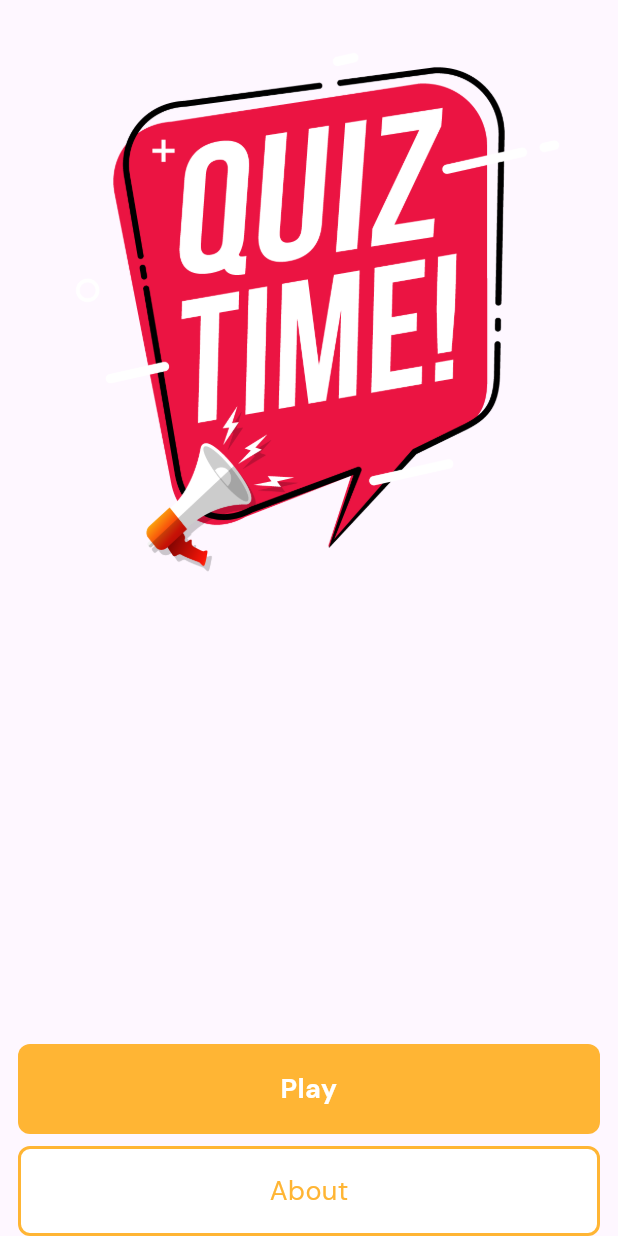
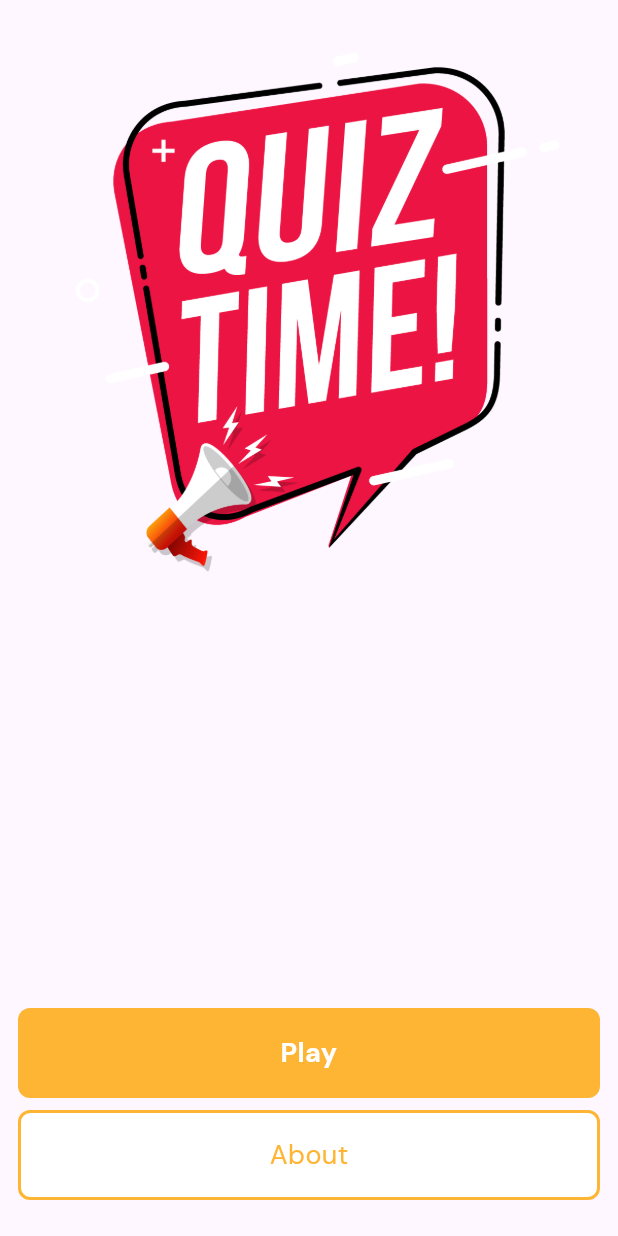
Before and after one commit to darwinmanlapat/digital_stamp_quiz, a Flutter app: the screen it shows after launch, on a phone screen of 412 x 824 dp. Run offline on Flutter 3.47's test engine with Material 3 defaults, Android fonts, the light colour scheme and no system bars; our stand-ins replace flutter_hooks, flutter_riverpod, flutter_svg, get_it, go_router, hive and 3 more; accounts and stored records are empty.

```diff
--- a/lib/common/screens/home_screen.dart
+++ b/lib/common/screens/home_screen.dart
@@ -72,6 +72,9 @@ class HomeScreen extends StatelessWidget {
                 ],
               ),
             ),
+            const SizedBox(
+              height: 24,
+            )
           ],
         ),
       ),
--- a/pubspec.yaml
+++ b/pubspec.yaml
@@ -1,5 +1,5 @@
 name: digital_stamp_quiz
-description: "A new Flutter project."
+description: "A basic quiz mobile application."
 
 publish_to: "none" # Remove this line if you wish to publish to pub.dev
 
```
Also changed, not shown: 1 other file.
